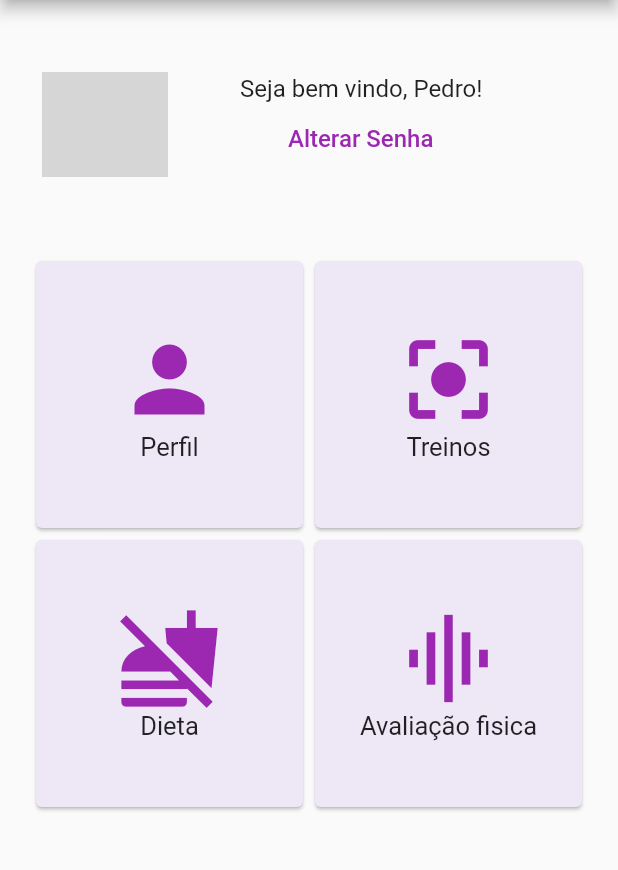
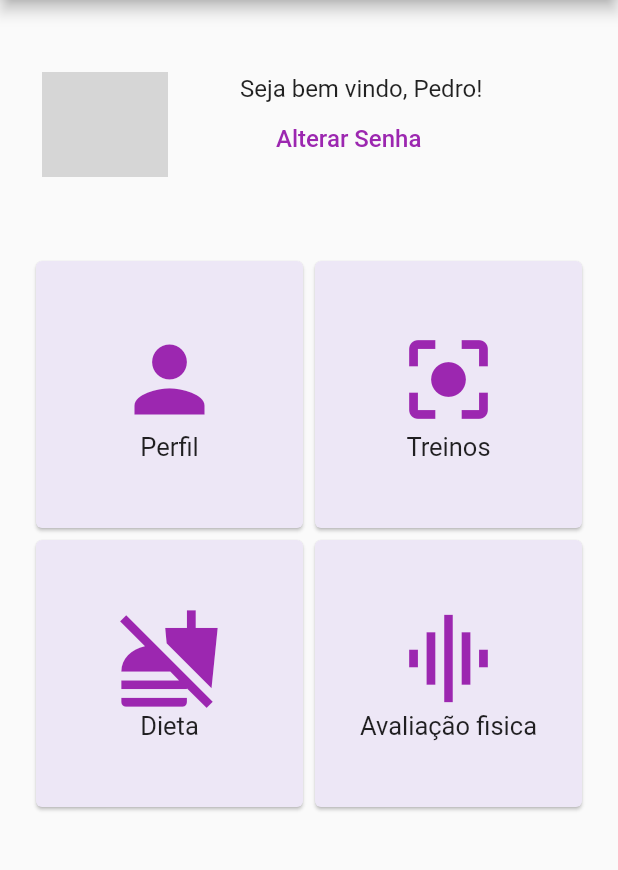
Before and after one commit to pedrokappes/app_gym, a Flutter app: the screen it shows after launch, after a tap on "Login", on a phone screen of 412 x 824 dp, the part 84-954 px from its top. Run offline on Flutter 3.47's test engine with Material 2 defaults, Android fonts, the phone set to English and light mode, and no system bars; our stand-ins replace flutter_svg; network calls fail; grey boxes are pictures that could not be loaded.

```diff
--- a/lib/Screens/HomePage/DietList.dart
+++ b/lib/Screens/HomePage/DietList.dart
@@ -48,8 +48,10 @@ class _DietlistState extends State<Dietlist> {
                 ),
                 Padding(
                   padding: const EdgeInsets.all(8.0),
-                  child: RaisedButton(
-                      color: Colors.deepPurple[50],
+                //TROCADA  FlatButton -> TextButton
+
+                  child: TextButton(
+                      //color: Colors.deepPurple[50],
                       child: Text('Adicionar',
                       style:
                       TextStyle(color: Colors.deepPurple)),
--- a/lib/Screens/HomePage/HomePage.dart
+++ b/lib/Screens/HomePage/HomePage.dart
@@ -46,11 +46,13 @@ class _HomePageState extends State<HomePage> {
                               fontSize: 16,
                             ),
                           ),
-                          FlatButton(
-                              textColor: Colors.purple,
+                          //TROCADA  FlatButton -> TextButton
+                          TextButton(
+                              //textColor: Colors.purple,
                               child: Text(
                                 '    Alterar Senha',
                                 style: TextStyle(
+                                  color: Colors.purple,
                                   fontSize: 16,
                                 ),
                               ),
--- a/lib/Screens/LoginAndRegister/ChangePasswordForm.dart
+++ b/lib/Screens/LoginAndRegister/ChangePasswordForm.dart
@@ -135,7 +135,8 @@ class _ChangePasswordFormState extends State<ChangePasswordForm> {
                 Container(
                   margin: EdgeInsets.all(30.0),
                   width: double.infinity,
-                  child: FlatButton(
+                  //TROCADA  FlatButton -> TextButton
+                  child: TextButton(
                     child: Text(
                       'Definir',
                       style: TextStyle(color: Colors.black, fontSize: 15),
--- a/lib/Screens/LoginAndRegister/EditProfileForm.dart
+++ b/lib/Screens/LoginAndRegister/EditProfileForm.dart
@@ -130,7 +130,8 @@ class _EditProfileFormState extends State<EditProfileForm> {
                 Container(
                   margin: EdgeInsets.all(30.0),
                   width: double.infinity,
-                  child: FlatButton(
+                  //TROCADA  FlatButton -> TextButton
+                  child: TextButton(
                     child: Text(
                       'Salvar',
                       style: TextStyle(color: Colors.black),
--- a/lib/Screens/LoginAndRegister/LoginForm.dart
+++ b/lib/Screens/LoginAndRegister/LoginForm.dart
@@ -80,7 +80,8 @@ class _LoginFormState extends State<LoginForm> {
                   margin: EdgeInsets.all(30.0),
 
                   width: double.infinity,
-                  child: FlatButton(
+                  //TROCADA  FlatButton -> TextButton
+                  child: TextButton(
                     child: Text(
                       'Login',
                       style: TextStyle(color: Colors.black),
@@ -102,9 +103,10 @@ class _LoginFormState extends State<LoginForm> {
                     mainAxisAlignment: MainAxisAlignment.center,
                     children: [
                       Text('Não tem uma conta?'),
-                      FlatButton(
-                        textColor: Colors.purple,
-                        child: Text('Criar conta!'),
+                    //TROCADA  FlatButton -> TextButton
+                      TextButton(
+                        //textColor: Colors.purple,
+                        child: Text('Criar conta!', style: TextStyle( color: Colors.purple),),
                         onPressed: (){
                           Navigator.push(context,
                               MaterialPageRoute(builder: (_) => SignupForm()));
--- a/lib/main.dart
+++ b/lib/main.dart
@@ -1,6 +1,7 @@
 import 'package:flutter/material.dart';
 
 import 'Screens/LoginAndRegister/LoginForm.dart';
+import 'package:flutter_localizations/flutter_localizations.dart';
 
 void main() {
   runApp(const MyApp());
@@ -11,6 +12,14 @@ class MyApp extends StatelessWidget {
   @override
   Widget build(BuildContext context) {
     return MaterialApp(
+      localizationsDelegates: [
+        GlobalWidgetsLocalizations.delegate,
+        GlobalWidgetsLocalizations.delegate,
+      ],
+      supportedLocales: [
+        Locale('pt', 'BR'),
+        Locale('en', 'US'),
+      ],
       debugShowCheckedModeBanner: false,
       title: 'Login',
       theme: ThemeData(
--- a/pubspec.yaml
+++ b/pubspec.yaml
@@ -29,7 +29,10 @@ environment:
 dependencies:
   flutter:
     sdk: flutter
+  flutter_localizations:
+    sdk: flutter
   flutter_svg: ^1.1.4
+  intl: ^0.17.0
 
 
   # The following adds the Cupertino Icons font to your application.
```
Also changed, not shown: lib/Avaliacoes/avaliacoesAdd.dart (+57 -12 lines), lib/Screens/LoginAndRegister/SignupForm.dart (+6 -4 lines), pubspec.lock.
